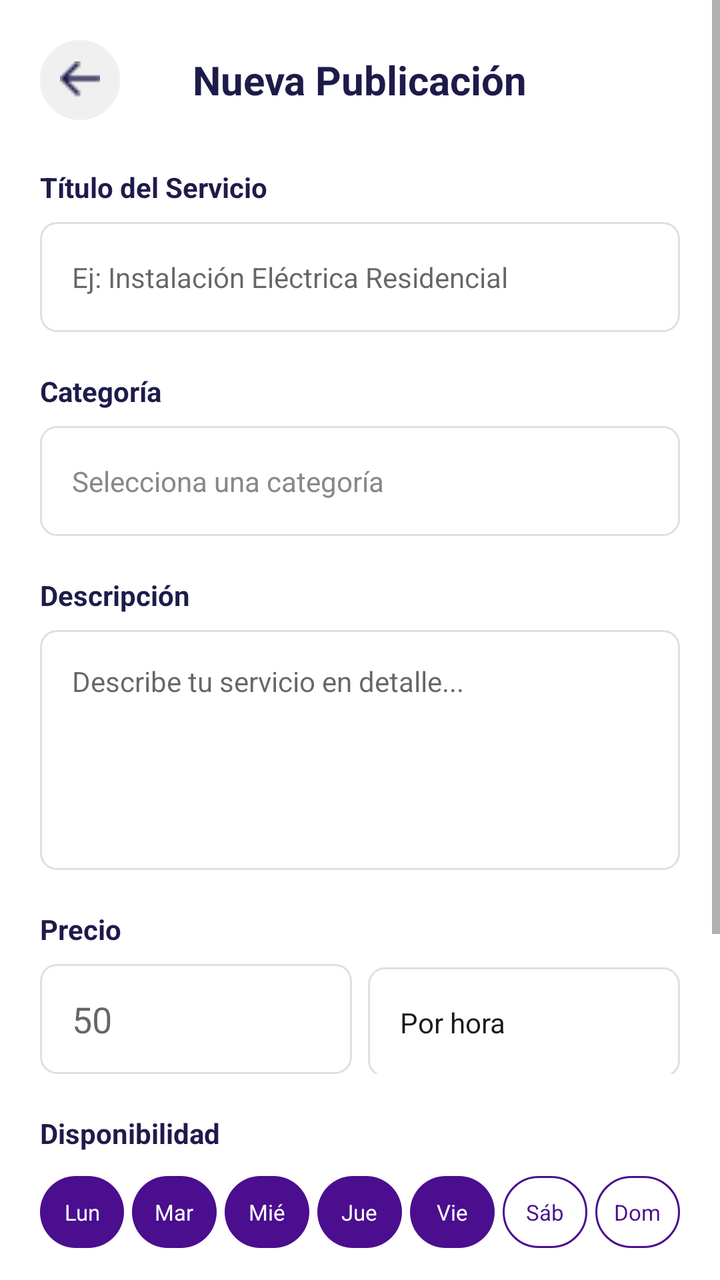
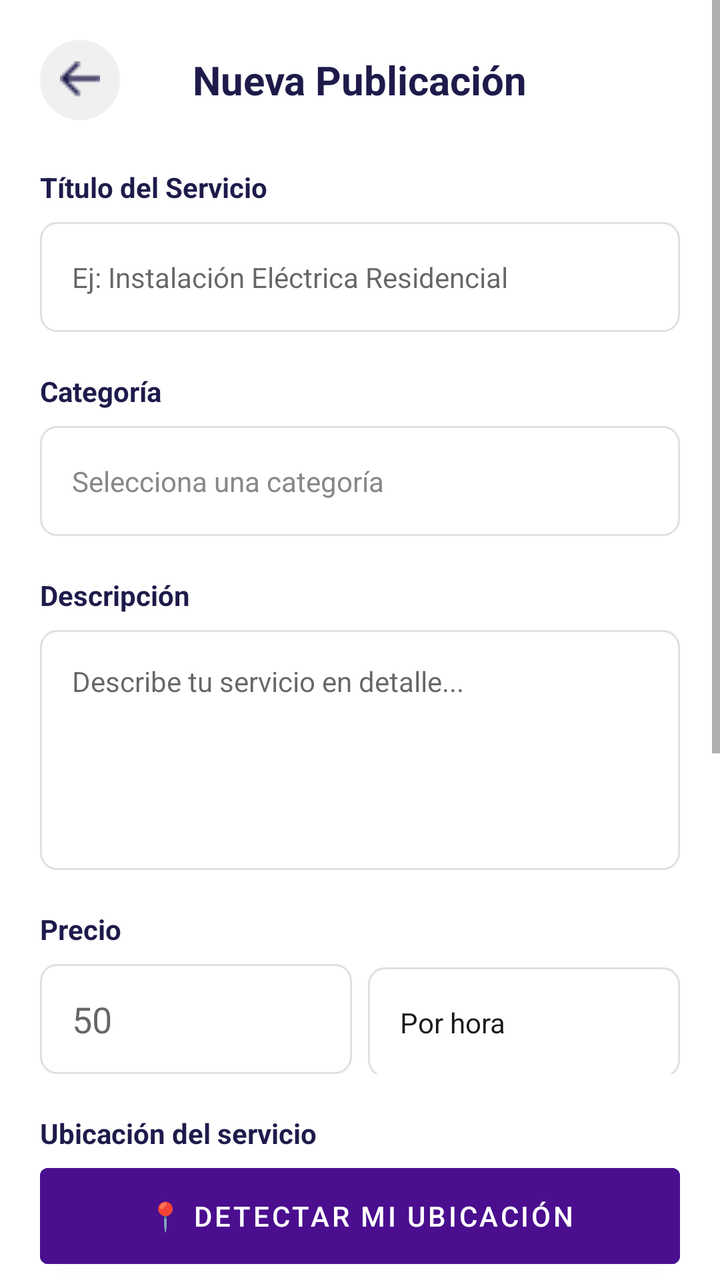

Before-and-after screenshots of an Android layout around one commit, followed by the original layout XML and the change that was made.
<!-- AndroidManifest.xml: application theme Theme.KSTOREAPP -->
<!-- res/layout/fragment_publicacion_profesional.xml -->
<?xml version="1.0" encoding="utf-8"?>
<ScrollView xmlns:android="http://schemas.android.com/apk/res/android"
    xmlns:app="http://schemas.android.com/apk/res-auto"
    xmlns:tools="http://schemas.android.com/tools"
    android:layout_width="match_parent"
    android:layout_height="match_parent"
    android:background="@color/white"
    tools:context=".UI.PROFESIONAL.fragments.publicacionProfesional">

    <LinearLayout
        android:layout_width="match_parent"
        android:layout_height="wrap_content"
        android:orientation="vertical"
        android:padding="20dp">

        
        <RelativeLayout
            android:layout_width="match_parent"
            android:layout_height="wrap_content"
            android:layout_marginBottom="24dp">

            <ImageView
                android:id="@+id/btnBack"
                android:layout_width="40dp"
                android:layout_height="40dp"
                android:background="@drawable/bg_circle_gray"
                android:padding="10dp"
                android:src="@drawable/flechaizquierda"
                android:layout_alignParentStart="true"
                android:layout_centerVertical="true"/>

            <TextView
                android:layout_width="wrap_content"
                android:layout_height="wrap_content"
                android:layout_centerInParent="true"
                android:text="@string/nueva_publicaci_n"
                android:textColor="@color/titulos_color"
                android:textSize="20sp"
                android:textStyle="bold" />
        </RelativeLayout>

        
        <TextView
            android:layout_width="wrap_content"
            android:layout_height="wrap_content"
            android:text="@string/t_tulo_del_servicio"
            android:textColor="@color/titulos_color"
            android:textStyle="bold"
            android:layout_marginBottom="8dp"/>

        <EditText
            android:layout_width="match_parent"
            android:layout_height="55dp"
            android:background="@drawable/input"
            android:hint="@string/ej_instalaci_n_el_ctrica_residencial"
            android:paddingHorizontal="16dp"
            android:textSize="14sp"
            android:layout_marginBottom="20dp"/>

        
        <TextView
            android:layout_width="wrap_content"
            android:layout_height="wrap_content"
            android:text="Categoría"
            android:textColor="@color/titulos_color"
            android:textStyle="bold"
            android:layout_marginBottom="8dp"/>

        <TextView
            android:layout_width="match_parent"
            android:layout_height="55dp"
            android:background="@drawable/input"
            android:gravity="center_vertical"
            android:paddingHorizontal="16dp"
            android:text="@string/selecciona_una_categor_a"
            android:textColor="#888888"
            android:layout_marginBottom="20dp"/>

        
        <TextView
            android:layout_width="wrap_content"
            android:layout_height="wrap_content"
            android:text="@string/descripci_n"
            android:textColor="@color/titulos_color"
            android:textStyle="bold"
            android:layout_marginBottom="8dp"/>

        <EditText
            android:layout_width="match_parent"
            android:layout_height="120dp"
            android:background="@drawable/input"
            android:gravity="top"
            android:hint="@string/describe_tu_servicio_en_detalle"
            android:padding="16dp"
            android:textSize="14sp"
            android:layout_marginBottom="20dp"/>

        
        <TextView
            android:layout_width="wrap_content"
            android:layout_height="wrap_content"
            android:text="@string/precio"
            android:textColor="@color/titulos_color"
            android:textStyle="bold"
            android:layout_marginBottom="8dp"/>

        <LinearLayout
            android:layout_width="match_parent"
            android:layout_height="wrap_content"
            android:orientation="horizontal"
            android:layout_marginBottom="20dp">

            <EditText
                android:layout_width="0dp"
                android:layout_height="55dp"
                android:layout_weight="1"
                android:background="@drawable/input"
                android:hint="@string/_50"
                android:inputType="number"
                android:paddingHorizontal="16dp"
                android:layout_marginEnd="8dp"/>

            <TextView
                android:layout_width="0dp"
                android:layout_height="55dp"
                android:layout_weight="1"
                android:background="@drawable/input"
                android:gravity="center_vertical"
                android:paddingHorizontal="16dp"
                android:text="@string/por_hora"
                android:textColor="@color/_1a1a1a" />
        </LinearLayout>

        
        <TextView
            android:layout_width="wrap_content"
            android:layout_height="wrap_content"
            android:text="@string/disponibilidadprofesional"
            android:textColor="@color/titulos_color"
            android:textStyle="bold"
            android:layout_marginBottom="12dp"/>

        <LinearLayout
            android:layout_width="match_parent"
            android:layout_height="wrap_content"
            android:orientation="horizontal"
            android:weightSum="7"
            android:layout_marginBottom="32dp">

            
            <TextView
                android:id="@+id/diaLun"
                android:layout_width="0dp"
                android:layout_height="36dp"
                android:layout_weight="1"
                android:text="@string/lunes"
                android:textSize="11sp"
                android:textColor="@color/white"
                android:gravity="center"
                android:layout_marginEnd="4dp"
                android:background="@drawable/bg_chip_selected"/>

            
            <TextView
                android:id="@+id/diaMar"
                android:layout_width="0dp"
                android:layout_height="36dp"
                android:layout_weight="1"
                android:text="@string/martes"
                android:textSize="11sp"
                android:textColor="@color/white"
                android:gravity="center"
                android:layout_marginEnd="4dp"
                android:background="@drawable/bg_chip_selected"/>

            
            <TextView
                android:id="@+id/diaMie"
                android:layout_width="0dp"
                android:layout_height="36dp"
                android:layout_weight="1"
                android:text="@string/miercoles"
                android:textSize="11sp"
                android:textColor="@color/white"
                android:gravity="center"
                android:layout_marginEnd="4dp"
                android:background="@drawable/bg_chip_selected"/>

            
            <TextView
                android:id="@+id/diaJue"
                android:layout_width="0dp"
                android:layout_height="36dp"
                android:layout_weight="1"
                android:text="@string/jueves"
                android:textSize="11sp"
                android:textColor="@color/white"
                android:gravity="center"
                android:layout_marginEnd="4dp"
                android:background="@drawable/bg_chip_selected"/>

            
            <TextView
                android:id="@+id/diaVie"
                android:layout_width="0dp"
                android:layout_height="36dp"
                android:layout_weight="1"
                android:text="@string/viernes"
                android:textSize="11sp"
                android:textColor="@color/white"
                android:gravity="center"
                android:layout_marginEnd="4dp"
                android:background="@drawable/bg_chip_selected"/>

            
            <TextView
                android:id="@+id/diaSab"
                android:layout_width="0dp"
                android:layout_height="36dp"
                android:layout_weight="1"
                android:text="@string/s_bado"
                android:textSize="11sp"
                android:textColor="@color/morado_tarjetas"
                android:gravity="center"
                android:layout_marginEnd="4dp"
                android:background="@drawable/bg_chip_unselected"/>

            
            <TextView
                android:id="@+id/diaDom"
                android:layout_width="0dp"
                android:layout_height="36dp"
                android:layout_weight="1"
                android:text="@string/domingo"
                android:textSize="11sp"
                android:textColor="@color/morado_tarjetas"
                android:gravity="center"
                android:background="@drawable/bg_chip_unselected"/>

        </LinearLayout>

        
        <TextView
            android:layout_width="wrap_content"
            android:layout_height="wrap_content"
            android:text="@string/fotos_del_trabajo"
            android:textColor="@color/titulos_color"
            android:textStyle="bold"
            android:layout_marginBottom="12dp"/>

        <LinearLayout
            android:layout_width="match_parent"
            android:layout_height="140dp"
            android:background="@drawable/input"
            android:gravity="center"
            android:orientation="vertical"
            android:layout_marginBottom="30dp">

            <ImageView
                android:layout_width="48dp"
                android:layout_height="48dp"
                android:src="@drawable/camerapro" />

            <TextView
                android:layout_width="wrap_content"
                android:layout_height="wrap_content"
                android:layout_marginTop="8dp"
                android:text="Agregar fotos"
                android:textColor="@color/primary"
                android:textStyle="bold" />
        </LinearLayout>

    </LinearLayout>
</ScrollView>
<!-- resources referenced by this layout -->
<resources>
  <color name="_1a1a1a">#1A1A1A</color>
  <color name="morado_tarjetas">#4A0E8F</color>
  <color name="primary">#7C3AED</color>
  <color name="titulos_color">#1E1B4B</color>
  <color name="white">#FFFFFF</color>
  <!-- drawable bg_chip_selected (drawable) -->
  <?xml version="1.0" encoding="utf-8"?>
  <shape xmlns:android="http://schemas.android.com/apk/res/android"
      android:shape="rectangle">
      <solid android:color="#4A0E8F"/>
      <corners android:radius="20dp"/>
  </shape>
  <!-- drawable bg_chip_unselected (drawable) -->
  <?xml version="1.0" encoding="utf-8"?>
  <shape xmlns:android="http://schemas.android.com/apk/res/android"
      android:shape="rectangle">
      <solid android:color="#FFFFFF"/>
      <stroke
          android:width="1dp"
          android:color="#4A0E8F"/>
      <corners android:radius="20dp"/>
  </shape>
  <!-- drawable bg_circle_gray (drawable) -->
  <?xml version="1.0" encoding="utf-8"?>
  <shape xmlns:android="http://schemas.android.com/apk/res/android"
      android:shape="oval">
      <solid android:color="#F0F0F0"/>
  </shape>
  <!-- drawable camerapro: png bitmap (drawable, 3169 bytes) -->
  <!-- drawable flechaizquierda: png bitmap (drawable, 278 bytes) -->
  <!-- drawable input (drawable) -->
  <?xml version="1.0" encoding="utf-8"?>
  <shape xmlns:android="http://schemas.android.com/apk/res/android"
      android:shape="rectangle">
      <solid android:color="@android:color/white"/>
      <stroke
          android:width="1dp"
          android:color="#E0E0E0"/>
      <corners android:radius="8dp"/>
  </shape>
  <string name="_50">50</string>
  <string name="describe_tu_servicio_en_detalle">Describe tu servicio en detalle...</string>
  <string name="descripci_n">Descripción</string>
  <string name="disponibilidadprofesional">Disponibilidad</string>
  <string name="domingo">Dom</string>
  <string name="ej_instalaci_n_el_ctrica_residencial">Ej: Instalación Eléctrica Residencial</string>
  <string name="fotos_del_trabajo">Fotos del Trabajo</string>
  <string name="jueves">Jue</string>
  <string name="lunes">Lun</string>
  <string name="martes">Mar</string>
  <string name="miercoles">Mié</string>
  <string name="nueva_publicaci_n">Nueva Publicación</string>
  <string name="por_hora">Por hora</string>
  <string name="precio">Precio</string>
  <string name="s_bado">Sáb</string>
  <string name="selecciona_una_categor_a">Selecciona una categoría</string>
  <string name="t_tulo_del_servicio">Título del Servicio</string>
  <string name="viernes">Vie</string>
  <style name="Theme.KSTOREAPP" parent="Base.Theme.KSTOREAPP">
          <item name="android:windowTranslucentStatus">false</item>
          <item name="android:statusBarColor">#6200EE</item>
          <item name="android:fitsSystemWindows">true</item>
      </style>
  <style name="Base.Theme.KSTOREAPP" parent="Theme.MaterialComponents.Light.NoActionBar">
          <item name="colorPrimary">#6200EE</item>
          <item name="colorPrimaryVariant">#3700B3</item>
          <item name="colorOnPrimary">@android:color/white</item>
      </style>
</resources>

<!-- the commit's change to res/layout/fragment_publicacion_profesional.xml (unified diff, before → after) -->
@@ -5,13 +5,15 @@
     android:layout_width="match_parent"
     android:layout_height="match_parent"
     android:background="@color/white"
+    android:importantForAutofill="no"
     tools:context=".UI.PROFESIONAL.fragments.publicacionProfesional">
 
     <LinearLayout
         android:layout_width="match_parent"
         android:layout_height="wrap_content"
         android:orientation="vertical"
-        android:padding="20dp">
+        android:padding="20dp"
+        android:importantForAutofill="no">
 
         
         <RelativeLayout
@@ -49,31 +51,37 @@
             android:layout_marginBottom="8dp"/>
 
         <EditText
+            android:id="@+id/etTitulo"
             android:layout_width="match_parent"
             android:layout_height="55dp"
             android:background="@drawable/input"
             android:hint="@string/ej_instalaci_n_el_ctrica_residencial"
             android:paddingHorizontal="16dp"
             android:textSize="14sp"
+            android:inputType="textCapSentences"
+            android:importantForAutofill="no"
+            android:autofillHints=""
             android:layout_marginBottom="20dp"/>
 
         
         <TextView
             android:layout_width="wrap_content"
             android:layout_height="wrap_content"
-            android:text="Categoría"
-            android:textColor="@color/titulos_color"
-            android:textStyle="bold"
-            android:layout_marginBottom="8dp"/>
-
-        <TextView
+            android:text="@string/categor_a"
+            android:textColor="@color/titulos_color"
+            android:textStyle="bold"
+            android:layout_marginBottom="8dp"/>
+
+        <TextView
+            android:id="@+id/tvCategoria"
             android:layout_width="match_parent"
             android:layout_height="55dp"
             android:background="@drawable/input"
             android:gravity="center_vertical"
             android:paddingHorizontal="16dp"
             android:text="@string/selecciona_una_categor_a"
-            android:textColor="#888888"
+            android:textColor="@color/blanco_filtro"
+            android:importantForAutofill="no"
             android:layout_marginBottom="20dp"/>
 
         
@@ -86,6 +94,7 @@
             android:layout_marginBottom="8dp"/>
 
         <EditText
+            android:id="@+id/etDescripcion"
             android:layout_width="match_parent"
             android:layout_height="120dp"
             android:background="@drawable/input"
@@ -93,6 +102,9 @@
             android:hint="@string/describe_tu_servicio_en_detalle"
             android:padding="16dp"
             android:textSize="14sp"
+            android:inputType="textMultiLine"
+            android:importantForAutofill="no"
+            android:autofillHints=""
             android:layout_marginBottom="20dp"/>
 
         
@@ -108,16 +120,20 @@
             android:layout_width="match_parent"
             android:layout_height="wrap_content"
             android:orientation="horizontal"
+            android:importantForAutofill="no"
             android:layout_marginBottom="20dp">
 
             <EditText
+                android:id="@+id/etPrecio"
                 android:layout_width="0dp"
                 android:layout_height="55dp"
                 android:layout_weight="1"
                 android:background="@drawable/input"
                 android:hint="@string/_50"
-                android:inputType="number"
+                android:inputType="numberDecimal"
                 android:paddingHorizontal="16dp"
+                android:importantForAutofill="no"
+                android:autofillHints=""
                 android:layout_marginEnd="8dp"/>
 
             <TextView
@@ -128,6 +144,7 @@
                 android:gravity="center_vertical"
                 android:paddingHorizontal="16dp"
                 android:text="@string/por_hora"
+                android:importantForAutofill="no"
                 android:textColor="@color/_1a1a1a" />
         </LinearLayout>
 
@@ -135,6 +152,53 @@
         <TextView
             android:layout_width="wrap_content"
             android:layout_height="wrap_content"
+            android:text="Ubicación del servicio"
+            android:textColor="@color/titulos_color"
+            android:textStyle="bold"
+            android:layout_marginBottom="8dp"/>
+
+        
+        <Button
+            android:id="@+id/btnDetectarUbicacion"
+            android:layout_width="match_parent"
+            android:layout_height="48dp"
+            android:text="📍 Detectar mi ubicación"
+            android:textSize="14sp"
+            android:textColor="@color/white"
+            android:backgroundTint="@color/morado_tarjetas"
+            android:insetTop="0dp"
+            android:insetBottom="0dp"
+            android:layout_marginBottom="8dp"
+            style="@style/Widget.MaterialComponents.Button"/>
+
+        
+        <EditText
+            android:id="@+id/etDireccion"
+            android:layout_width="match_parent"
+            android:layout_height="55dp"
+            android:background="@drawable/input"
+            android:hint="O escribe tu dirección manualmente"
+            android:paddingHorizontal="16dp"
+            android:textSize="14sp"
+            android:inputType="textPostalAddress"
+            android:importantForAutofill="no"
+            android:autofillHints=""
+            android:layout_marginBottom="4dp"/>
+
+        
+        <TextView
+            android:id="@+id/tvUbicacionDetectada"
+            android:layout_width="match_parent"
+            android:layout_height="wrap_content"
+            android:textSize="12sp"
+            android:textColor="@color/morado_tarjetas"
+            android:layout_marginBottom="20dp"
+            android:visibility="gone"/>
+
+        
+        <TextView
+            android:layout_width="wrap_content"
+            android:layout_height="wrap_content"
             android:text="@string/disponibilidadprofesional"
             android:textColor="@color/titulos_color"
             android:textStyle="bold"
@@ -145,130 +209,123 @@
             android:layout_height="wrap_content"
             android:orientation="horizontal"
             android:weightSum="7"
+            android:importantForAutofill="no"
             android:layout_marginBottom="32dp">
 
-            
-            <TextView
-                android:id="@+id/diaLun"
-                android:layout_width="0dp"
-                android:layout_height="36dp"
-                android:layout_weight="1"
-                android:text="@string/lunes"
-                android:textSize="11sp"
-                android:textColor="@color/white"
+            <TextView android:id="@+id/diaLun"
+                android:layout_width="0dp" android:layout_height="36dp" android:layout_weight="1"
+                android:text="@string/lunes" android:textSize="11sp"
+                android:textColor="@color/morado_tarjetas" android:gravity="center"
+                android:layout_marginEnd="4dp" android:background="@drawable/bg_chip_unselected"/>
+
+            <TextView android:id="@+id/diaMar"
+                android:layout_width="0dp" android:layout_height="36dp" android:layout_weight="1"
+                android:text="@string/martes" android:textSize="11sp"
+                android:textColor="@color/morado_tarjetas" android:gravity="center"
+                android:layout_marginEnd="4dp" android:background="@drawable/bg_chip_unselected"/>
+
+            <TextView android:id="@+id/diaMie"
+                android:layout_width="0dp" android:layout_height="36dp" android:layout_weight="1"
+                android:text="@string/miercoles" android:textSize="11sp"
+                android:textColor="@color/morado_tarjetas" android:gravity="center"
+                android:layout_marginEnd="4dp" android:background="@drawable/bg_chip_unselected"/>
+
+            <TextView android:id="@+id/diaJue"
+                android:layout_width="0dp" android:layout_height="36dp" android:layout_weight="1"
+                android:text="@string/jueves" android:textSize="11sp"
+                android:textColor="@color/morado_tarjetas" android:gravity="center"
+                android:layout_marginEnd="4dp" android:background="@drawable/bg_chip_unselected"/>
+
+            <TextView android:id="@+id/diaVie"
+                android:layout_width="0dp" android:layout_height="36dp" android:layout_weight="1"
+                android:text="@string/viernes" android:textSize="11sp"
+                android:textColor="@color/morado_tarjetas" android:gravity="center"
+                android:layout_marginEnd="4dp" android:background="@drawable/bg_chip_unselected"/>
+
+            <TextView android:id="@+id/diaSab"
+                android:layout_width="0dp" android:layout_height="36dp" android:layout_weight="1"
+                android:text="@string/s_bado" android:textSize="11sp"
+                android:textColor="@color/morado_tarjetas" android:gravity="center"
+                android:layout_marginEnd="4dp" android:background="@drawable/bg_chip_unselected"/>
+
+            <TextView android:id="@+id/diaDom"
+                android:layout_width="0dp" android:layout_height="36dp" android:layout_weight="1"
+                android:text="@string/domingo" android:textSize="11sp"
+                android:textColor="@color/morado_tarjetas" android:gravity="center"
+                android:background="@drawable/bg_chip_unselected"/>
+        </LinearLayout>
+
+        
+        <TextView
+            android:layout_width="wrap_content"
+            android:layout_height="wrap_content"
+            android:text="@string/fotos_del_trabajo"
+            android:textColor="@color/titulos_color"
+            android:textStyle="bold"
+            android:layout_marginBottom="12dp"/>
+
+        <FrameLayout
+            android:id="@+id/layoutFotos"
+            android:layout_width="match_parent"
+            android:layout_height="140dp"
+            android:background="@drawable/input"
+            android:layout_marginBottom="30dp"
+            android:clickable="true"
+            android:focusable="true"
+            android:importantForAutofill="no">
+
+            <ImageView
+                android:id="@+id/ivFotoPreview"
+                android:layout_width="match_parent"
+                android:layout_height="match_parent"
+                android:scaleType="centerCrop"
+                android:importantForAutofill="no"
+                android:visibility="gone"/>
+
+            <LinearLayout
+                android:id="@+id/layoutPlaceholderFoto"
+                android:layout_width="match_parent"
+                android:layout_height="match_parent"
                 android:gravity="center"
-                android:layout_marginEnd="4dp"
-                android:background="@drawable/bg_chip_selected"/>
-
-            
-            <TextView
-                android:id="@+id/diaMar"
-                android:layout_width="0dp"
-                android:layout_height="36dp"
-                android:layout_weight="1"
-                android:text="@string/martes"
-                android:textSize="11sp"
-                android:textColor="@color/white"
-                android:gravity="center"
-                android:layout_marginEnd="4dp"
-                android:background="@drawable/bg_chip_selected"/>
-
-            
-            <TextView
-                android:id="@+id/diaMie"
-                android:layout_width="0dp"
-                android:layout_height="36dp"
-                android:layout_weight="1"
-                android:text="@string/miercoles"
-                android:textSize="11sp"
-                android:textColor="@color/white"
-                android:gravity="center"
-                android:layout_marginEnd="4dp"
-                android:background="@drawable/bg_chip_selected"/>
-
-            
-            <TextView
-                android:id="@+id/diaJue"
-                android:layout_width="0dp"
-                android:layout_height="36dp"
-                android:layout_weight="1"
-                android:text="@string/jueves"
-                android:textSize="11sp"
-                android:textColor="@color/white"
-                android:gravity="center"
-                android:layout_marginEnd="4dp"
-                android:background="@drawable/bg_chip_selected"/>
-
-            
-            <TextView
-                android:id="@+id/diaVie"
-                android:layout_width="0dp"
-                android:layout_height="36dp"
-                android:layout_weight="1"
-                android:text="@string/viernes"
-                android:textSize="11sp"
-                android:textColor="@color/white"
-                android:gravity="center"
-                android:layout_marginEnd="4dp"
-                android:background="@drawable/bg_chip_selected"/>
-
-            
-            <TextView
-                android:id="@+id/diaSab"
-                android:layout_width="0dp"
-                android:layout_height="36dp"
-                android:layout_weight="1"
-                android:text="@string/s_bado"
-                android:textSize="11sp"
-                android:textColor="@color/morado_tarjetas"
-                android:gravity="center"
-                android:layout_marginEnd="4dp"
-                android:background="@drawable/bg_chip_unselected"/>
-
-            
-            <TextView
-                android:id="@+id/diaDom"
-                android:layout_width="0dp"
-                android:layout_height="36dp"
-                android:layout_weight="1"
-                android:text="@string/domingo"
-                android:textSize="11sp"
-                android:textColor="@color/morado_tarjetas"
-                android:gravity="center"
-                android:background="@drawable/bg_chip_unselected"/>
-
-        </LinearLayout>
-
-        
-        <TextView
-            android:layout_width="wrap_content"
-            android:layout_height="wrap_content"
-            android:text="@string/fotos_del_trabajo"
-            android:textColor="@color/titulos_color"
-            android:textStyle="bold"
-            android:layout_marginBottom="12dp"/>
-
-        <LinearLayout
-            android:layout_width="match_parent"
-            android:layout_height="140dp"
-            android:background="@drawable/input"
-            android:gravity="center"
-            android:orientation="vertical"
-            android:layout_marginBottom="30dp">
-
-            <ImageView
-                android:layout_width="48dp"
-                android:layout_height="48dp"
-                android:src="@drawable/camerapro" />
-
-            <TextView
-                android:layout_width="wrap_content"
-                android:layout_height="wrap_content"
-                android:layout_marginTop="8dp"
-                android:text="Agregar fotos"
-                android:textColor="@color/primary"
-                android:textStyle="bold" />
-        </LinearLayout>
+                android:orientation="vertical"
+                android:clickable="false"
+                android:focusable="false"
+                android:importantForAutofill="no">
+
+                <ImageView
+                    android:layout_width="48dp"
+                    android:layout_height="48dp"
+                    android:src="@drawable/camerapro"
+                    android:clickable="false"
+                    android:focusable="false"
+                    android:importantForAutofill="no"/>
+
+                <TextView
+                    android:layout_width="wrap_content"
+                    android:layout_height="wrap_content"
+                    android:layout_marginTop="8dp"
+                    android:text="@string/agregar_foto"
+                    android:textColor="@color/primary"
+                    android:textStyle="bold"
+                    android:clickable="false"
+                    android:focusable="false"
+                    android:importantForAutofill="no"/>
+            </LinearLayout>
+        </FrameLayout>
+
+        
+        <Button
+            android:id="@+id/btnPublicar"
+            android:layout_width="match_parent"
+            android:layout_height="52dp"
+            android:text="@string/publicar_servicio"
+            android:textSize="15sp"
+            android:textColor="@color/white"
+            android:backgroundTint="@color/primary"
+            android:insetTop="0dp"
+            android:insetBottom="0dp"
+            android:layout_marginBottom="16dp"
+            style="@style/Widget.MaterialComponents.Button"/>
 
     </LinearLayout>
 </ScrollView>
<!-- resource entries referenced after the edit -->
@@ -1,17 +1,11 @@
 <!-- resources referenced by this layout -->
 <resources>
   <color name="_1a1a1a">#1A1A1A</color>
+  <color name="blanco_filtro">#888888</color>
   <color name="morado_tarjetas">#4A0E8F</color>
   <color name="primary">#7C3AED</color>
   <color name="titulos_color">#1E1B4B</color>
   <color name="white">#FFFFFF</color>
-  <!-- drawable bg_chip_selected (drawable) -->
-  <?xml version="1.0" encoding="utf-8"?>
-  <shape xmlns:android="http://schemas.android.com/apk/res/android"
-      android:shape="rectangle">
-      <solid android:color="#4A0E8F"/>
-      <corners android:radius="20dp"/>
-  </shape>
   <!-- drawable bg_chip_unselected (drawable) -->
   <?xml version="1.0" encoding="utf-8"?>
   <shape xmlns:android="http://schemas.android.com/apk/res/android"
@@ -41,6 +35,8 @@
       <corners android:radius="8dp"/>
   </shape>
   <string name="_50">50</string>
+  <string name="agregar_foto">Agregar foto</string>
+  <string name="categor_a">Categoría</string>
   <string name="describe_tu_servicio_en_detalle">Describe tu servicio en detalle...</string>
   <string name="descripci_n">Descripción</string>
   <string name="disponibilidadprofesional">Disponibilidad</string>
@@ -54,13 +50,16 @@
   <string name="nueva_publicaci_n">Nueva Publicación</string>
   <string name="por_hora">Por hora</string>
   <string name="precio">Precio</string>
+  <string name="publicar_servicio">Publicar Servicio</string>
   <string name="s_bado">Sáb</string>
   <string name="selecciona_una_categor_a">Selecciona una categoría</string>
   <string name="t_tulo_del_servicio">Título del Servicio</string>
   <string name="viernes">Vie</string>
   <style name="Theme.KSTOREAPP" parent="Base.Theme.KSTOREAPP">
           <item name="android:windowTranslucentStatus">false</item>
-          <item name="android:statusBarColor">#6200EE</item>
+          <item name="android:statusBarColor">@android:color/transparent</item>
+          <item name="android:navigationBarColor">@android:color/transparent</item>
+          <item name="android:windowLightStatusBar">true</item>
           <item name="android:fitsSystemWindows">true</item>
       </style>
   <style name="Base.Theme.KSTOREAPP" parent="Theme.MaterialComponents.Light.NoActionBar">
